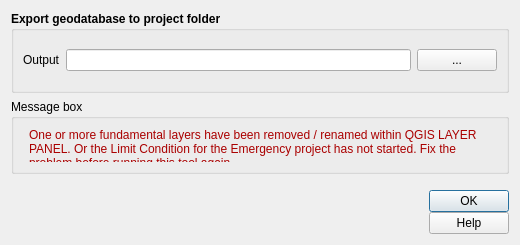
The window that tb_esporta_shp.ui (CNR-IGAG/cle-tools) describes before a commit, drawn with Qt 5.
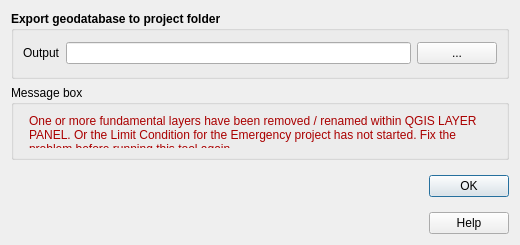
The same window after the commit. Icons and pictures are not drawn.

```diff
--- a/tb_esporta_shp.ui
+++ b/tb_esporta_shp.ui
@@ -37,8 +37,8 @@
   <property name="modal">
    <bool>true</bool>
   </property>
-  <layout class="QGridLayout" name="gridLayout">
-   <item row="0" column="0">
+  <layout class="QVBoxLayout" name="verticalLayout_2">
+   <item>
     <widget class="QGroupBox" name="groupBox_2">
      <property name="sizePolicy">
       <sizepolicy hsizetype="Expanding" vsizetype="Expanding">
@@ -56,20 +56,7 @@
       <string>Export geodatabase to project folder</string>
      </property>
      <layout class="QGridLayout" name="gridLayout_3">
-      <item row="0" column="1">
-       <spacer name="verticalSpacer">
-        <property name="orientation">
-         <enum>Qt::Vertical</enum>
-        </property>
-        <property name="sizeHint" stdset="0">
-         <size>
-          <width>20</width>
-          <height>40</height>
-         </size>
-        </property>
-       </spacer>
-      </item>
-      <item row="1" column="2">
+      <item row="0" column="2">
        <widget class="QPushButton" name="pushButton_out">
         <property name="font">
          <font>
@@ -85,20 +72,7 @@
         </property>
        </widget>
       </item>
-      <item row="1" column="0">
-       <widget class="QLabel" name="label_2">
-        <property name="font">
-         <font>
-          <weight>50</weight>
-          <bold>false</bold>
-         </font>
-        </property>
-        <property name="text">
-         <string>Output</string>
-        </property>
-       </widget>
-      </item>
-      <item row="1" column="1">
+      <item row="0" column="1">
        <widget class="QLineEdit" name="dir_output">
         <property name="enabled">
          <bool>true</bool>
@@ -108,23 +82,23 @@
         </property>
        </widget>
       </item>
-      <item row="2" column="1">
-       <spacer name="verticalSpacer_3">
-        <property name="orientation">
-         <enum>Qt::Vertical</enum>
+      <item row="0" column="0">
+       <widget class="QLabel" name="label_2">
+        <property name="font">
+         <font>
+          <weight>50</weight>
+          <bold>false</bold>
+         </font>
         </property>
-        <property name="sizeHint" stdset="0">
-         <size>
-          <width>20</width>
-          <height>40</height>
-         </size>
+        <property name="text">
+         <string>Output</string>
         </property>
-       </spacer>
+       </widget>
       </item>
      </layout>
     </widget>
    </item>
-   <item row="1" column="0">
+   <item>
     <widget class="QGroupBox" name="groupBox">
      <property name="sizePolicy">
       <sizepolicy hsizetype="Expanding" vsizetype="Fixed">
@@ -173,21 +147,72 @@
      </layout>
     </widget>
    </item>
-   <item row="2" column="0">
-    <layout class="QGridLayout" name="gridLayout_4">
-     <property name="sizeConstraint">
-      <enum>QLayout::SetDefaultConstraint</enum>
-     </property>
-     <property name="topMargin">
-      <number>10</number>
-     </property>
-     <property name="horizontalSpacing">
-      <number>10</number>
-     </property>
-     <property name="verticalSpacing">
-      <number>0</number>
-     </property>
-     <item row="0" column="4">
+   <item>
+    <layout class="QHBoxLayout" name="horizontalLayout">
+     <item>
+      <widget class="QLabel" name="cnr">
+       <property name="sizePolicy">
+        <sizepolicy hsizetype="Preferred" vsizetype="Fixed">
+         <horstretch>0</horstretch>
+         <verstretch>0</verstretch>
+        </sizepolicy>
+       </property>
+       <property name="maximumSize">
+        <size>
+         <width>84</width>
+         <height>61</height>
+        </size>
+       </property>
+       <property name="text">
+        <string/>
+       </property>
+       <property name="pixmap">
+        <pixmap>img/logo-cnr.png</pixmap>
+       </property>
+       <property name="scaledContents">
+        <bool>true</bool>
+       </property>
+      </widget>
+     </item>
+     <item>
+      <widget class="QLabel" name="igag">
+       <property name="sizePolicy">
+        <sizepolicy hsizetype="Preferred" vsizetype="Fixed">
+         <horstretch>0</horstretch>
+         <verstretch>0</verstretch>
+        </sizepolicy>
+       </property>
+       <property name="maximumSize">
+        <size>
+         <width>90</width>
+         <height>62</height>
+        </size>
+       </property>
+       <property name="text">
+        <string/>
+       </property>
+       <property name="pixmap">
+        <pixmap>img/logo-igag.png</pixmap>
+       </property>
+       <property name="scaledContents">
+        <bool>true</bool>
+       </property>
+      </widget>
+     </item>
+     <item>
+      <spacer name="horizontalSpacer">
+       <property name="orientation">
+        <enum>Qt::Horizontal</enum>
+       </property>
+       <property name="sizeHint" stdset="0">
+        <size>
+         <width>40</width>
+         <height>20</height>
+        </size>
+       </property>
+      </spacer>
+     </item>
+     <item>
       <layout class="QVBoxLayout" name="verticalLayout">
        <item>
         <widget class="QDialogButtonBox" name="button_box">
@@ -217,70 +242,6 @@
        </item>
       </layout>
      </item>
-     <item row="0" column="1">
-      <widget class="QLabel" name="igag">
-       <property name="sizePolicy">
-        <sizepolicy hsizetype="Preferred" vsizetype="Fixed">
-         <horstretch>0</horstretch>
-         <verstretch>0</verstretch>
-        </sizepolicy>
-       </property>
-       <property name="text">
-        <string/>
-       </property>
-       <property name="pixmap">
-        <pixmap>img/logo-igag.png</pixmap>
-       </property>
-      </widget>
-     </item>
-     <item row="0" column="0">
-      <widget class="QLabel" name="cnr">
-       <property name="sizePolicy">
-        <sizepolicy hsizetype="Preferred" vsizetype="Fixed">
-         <horstretch>0</horstretch>
-         <verstretch>0</verstretch>
-        </sizepolicy>
-       </property>
-       <property name="text">
-        <string/>
-       </property>
-       <property name="pixmap">
-        <pixmap>img/logo-cnr.png</pixmap>
-       </property>
-      </widget>
-     </item>
-     <item row="0" column="3">
-      <spacer name="horizontalSpacer">
-       <property name="orientation">
-        <enum>Qt::Horizontal</enum>
-       </property>
-       <property name="sizeHint" stdset="0">
-        <size>
-         <width>40</width>
-         <height>20</height>
-        </size>
-       </property>
-      </spacer>
-     </item>
-     <item row="0" column="2">
-      <widget class="QLabel" name="labgis">
-       <property name="sizePolicy">
-        <sizepolicy hsizetype="Preferred" vsizetype="Fixed">
-         <horstretch>0</horstretch>
-         <verstretch>0</verstretch>
-        </sizepolicy>
-       </property>
-       <property name="text">
-        <string/>
-       </property>
-       <property name="pixmap">
-        <pixmap>img/logo-labgis.png</pixmap>
-       </property>
-       <property name="scaledContents">
-        <bool>true</bool>
-       </property>
-      </widget>
-     </item>
     </layout>
    </item>
   </layout>
```
